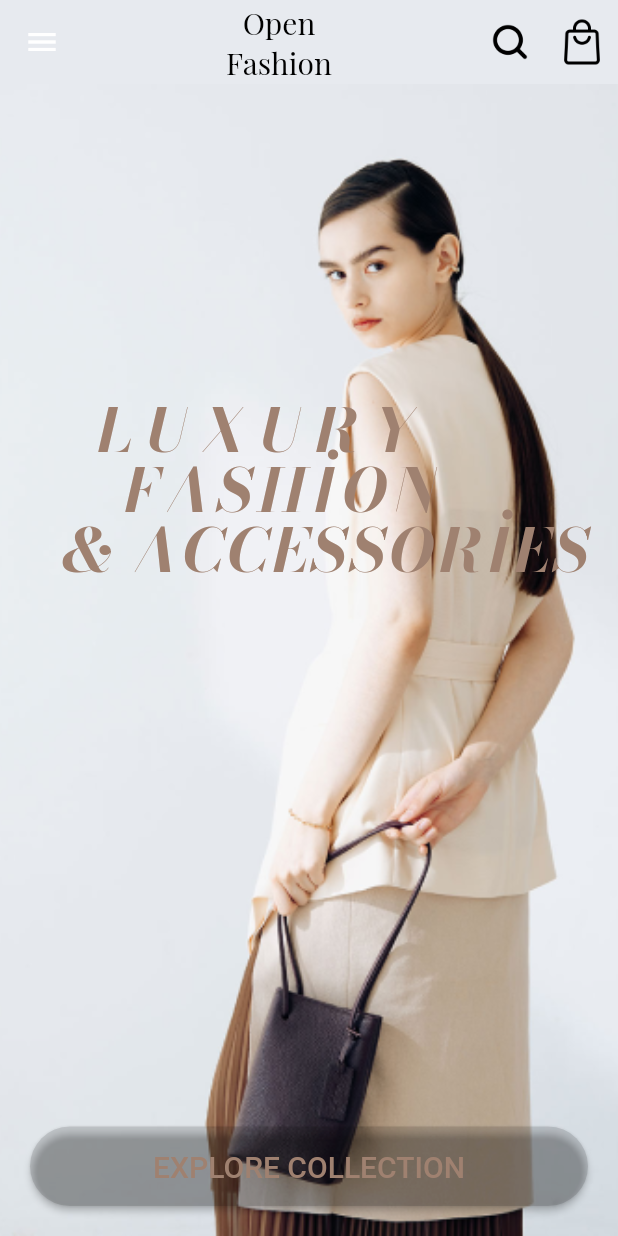
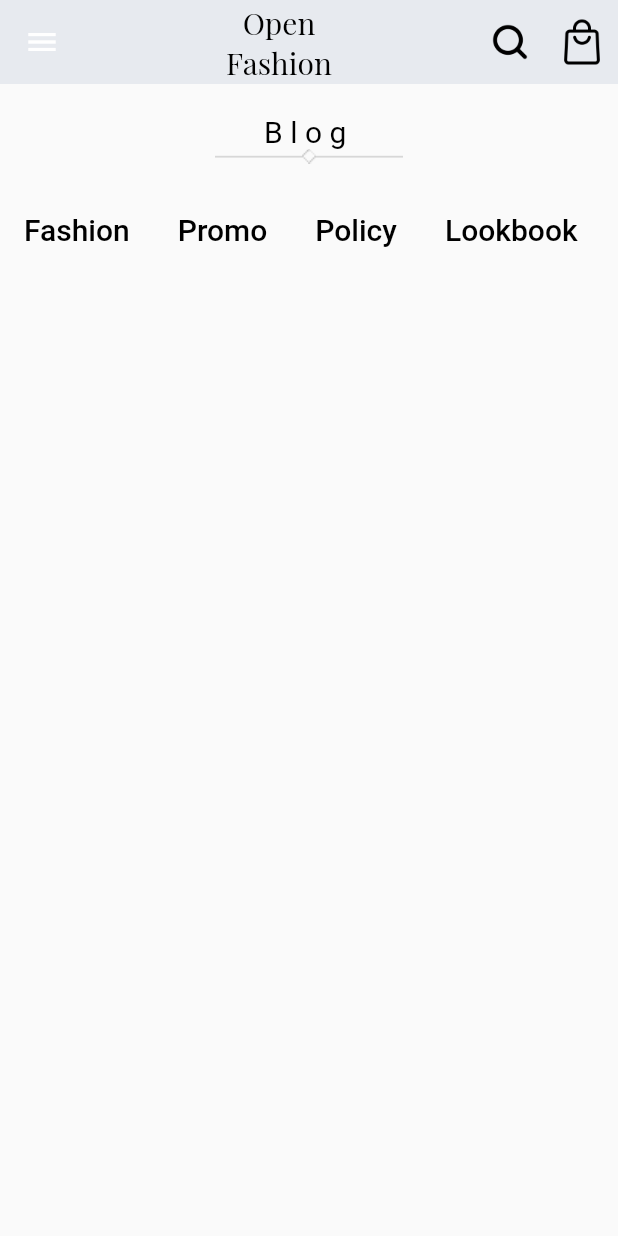
Before and after one commit to tahaknkl23/fashion_app, a Flutter app: the screen it shows after launch, on a phone screen of 412 x 824 dp. Run offline on Flutter 3.47's test engine with Material 2 defaults, Android fonts, the phone set to English and light mode, and no system bars; our stand-ins replace firebase_core; accounts and stored records are empty.

Commit message:
eight_upgrade

```diff
--- /dev/null
+++ b/lib/features/Blog/blog_page.dart
@@ -0,0 +1,53 @@
+import 'package:fashion_app/config/constants/image_url.dart';
+import 'package:fashion_app/config/items/app_colors.dart';
+import 'package:fashion_app/config/widgets/Appbar.dart';
+import 'package:fashion_app/config/widgets/Drawer.dart';
+import 'package:fashion_app/features/home/home_theme/button_theme.dart';
+import 'package:flutter/material.dart';
+
+class BlogPage extends StatefulWidget {
+  const BlogPage({super.key});
+
+  @override
+  State<BlogPage> createState() => _BlogPageState();
+}
+
+class _BlogPageState extends State<BlogPage> {
+  @override
+  Widget build(BuildContext context) {
+    return Scaffold(
+      appBar: const AppbarWidget(),
+      drawer: const Drawer(
+        child: DraweWidget(),
+      ),
+      body: SingleChildScrollView(
+        child: Column(
+          children: [
+            const SizedBox(height: 20),
+            Center(
+              child: Column(
+                children: [
+                  const Text(
+                    "Blog",
+                    style: TextStyle(fontSize: 20, color: AppColors.blackColor, letterSpacing: 5),
+                    textAlign: TextAlign.center,
+                  ),
+                  Image.asset(Imageurll.divider),
+                ],
+              ),
+            ),
+            const SizedBox(height: 20),
+            Row(
+              children: [
+                BlogButton.blogButton(buttonText: "Fashion"),
+                BlogButton.blogButton(buttonText: "Promo"),
+                BlogButton.blogButton(buttonText: "Policy"),
+                BlogButton.blogButton(buttonText: "Lookbook"),
+              ],
+            ),
+          ],
+        ),
+      ),
+    );
+  }
+}
--- a/lib/features/home/home_theme/button_theme.dart
+++ b/lib/features/home/home_theme/button_theme.dart
@@ -30,3 +30,26 @@ class Buton {
     );
   }
 }
+
+class TextStyleOne {
+  static const TextStyle textStyle = TextStyle(fontSize: 20);
+}
+
+class BlogButton {
+  static ElevatedButton blogButton({required String buttonText}) {
+    return ElevatedButton(
+      onPressed: () {},
+      style: ElevatedButton.styleFrom(
+        foregroundColor: Colors.black, backgroundColor: Colors.transparent, // Butonun yazı rengi
+        elevation: 0, // Butonun yükseltisi (gölgelenme) olmayacak
+        shape: RoundedRectangleBorder(
+          borderRadius: BorderRadius.circular(20),
+        ),
+      ),
+      child: Text(
+        buttonText,
+        style: TextStyleOne.textStyle,
+      ),
+    );
+  }
+}
--- a/lib/main.dart
+++ b/lib/main.dart
@@ -1,4 +1,4 @@
-import 'package:fashion_app/features/home/home_page.dart';
+import 'package:fashion_app/features/Blog/blog_page.dart';
 import 'package:firebase_core/firebase_core.dart';
 import 'package:flutter/material.dart';
 
@@ -23,7 +23,7 @@ class MyApp extends StatelessWidget {
       theme: ThemeData(
         primarySwatch: Colors.blue,
       ),
-      home: const HomePage(),
+      home: const BlogPage(),
     );
   }
 }
```
Also changed, not shown: lib/config/utility/enums/image_constants.dart (+11 -1 lines), lib/features/home/home_onboarding.dart (added, +79 -0 lines), lib/features/home/home_page.dart (+98 -77 lines), lib/features/home/home_theme/custom_expanded.dart (added, +36 -0 lines), assets/images/Groupfour.png (added), assets/images/Groupone.png (added), assets/images/Groupthree.png (added), assets/images/Grouptwo.png (added), assets/images/Stickerfive.png (added), assets/images/Stickerfour.png (added), assets/images/Stickerone.png (added), assets/images/Stickerthree.png (added), assets/images/Stickertwo.png (added).
